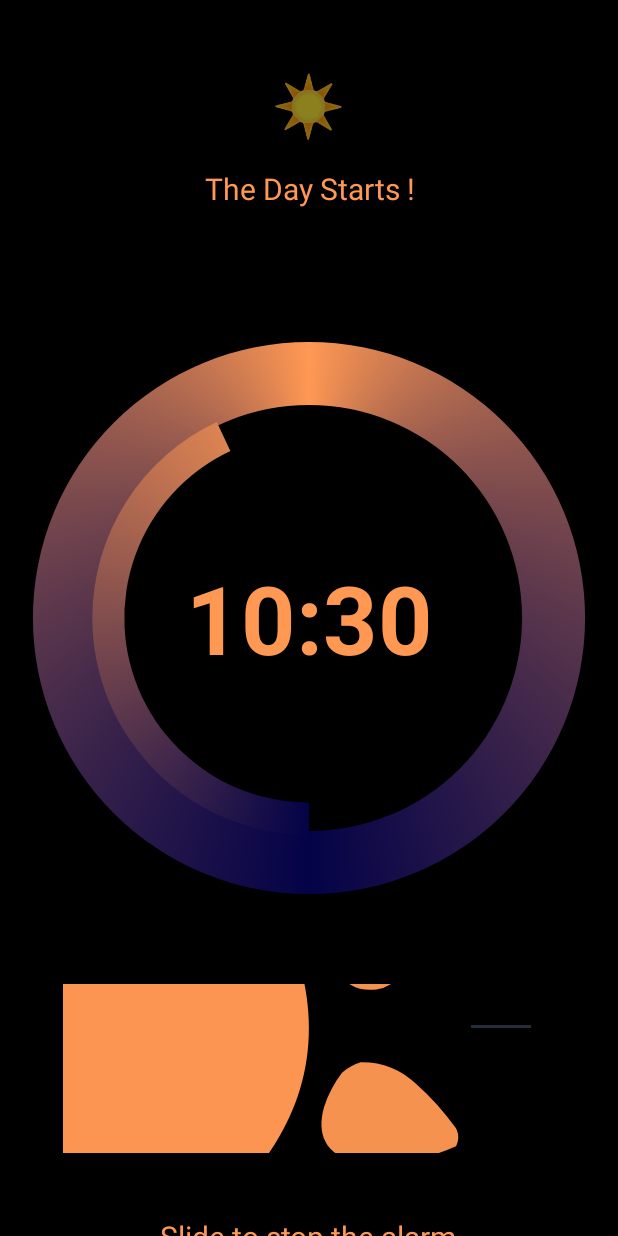
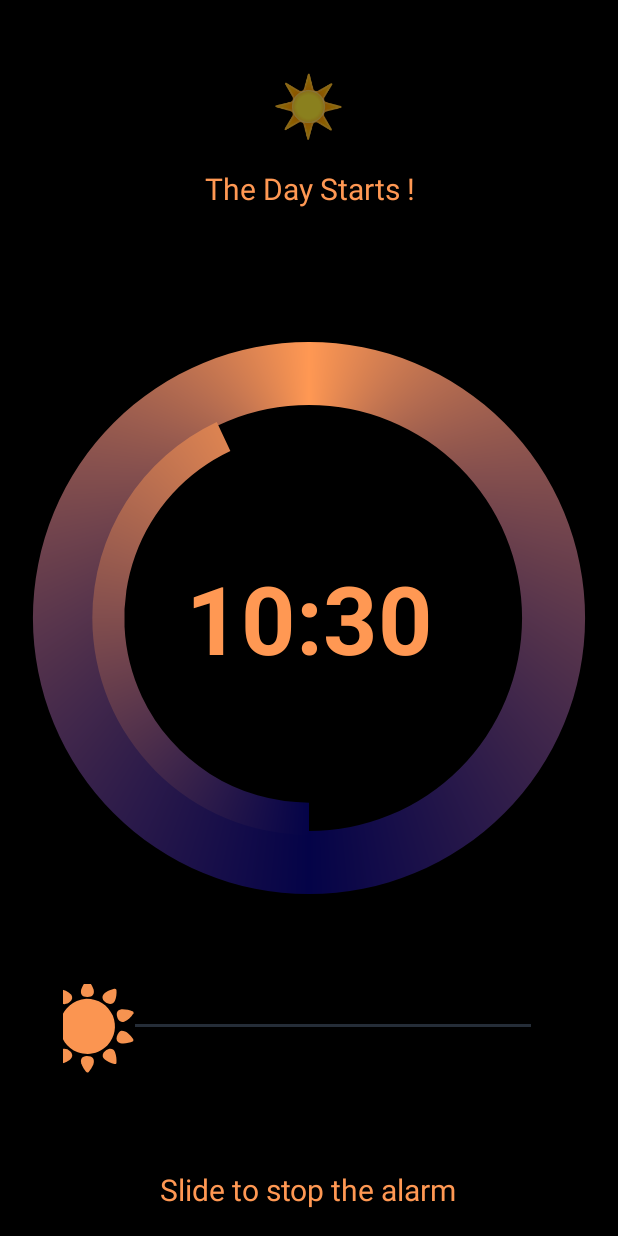
Before and after one commit to RoosterClock/Rooster, an Android app built with Jetpack Compose: the AlarmActivity screen opened directly, with no data from a screen before it, on a phone screen of 412 x 824 dp. Run offline under Robolectric (Android 15) with nearby library versions, the phone set to English and light mode, and no system bars.

Commit message:
Update sun icon

```diff
--- a/app/src/main/res/drawable/sun_pic.xml
+++ b/app/src/main/res/drawable/sun_pic.xml
@@ -1,6 +1,6 @@
 <vector xmlns:android="http://schemas.android.com/apk/res/android"
-    android:width="512dp"
-    android:height="512dp"
+    android:width="63dp"
+    android:height="63dp"
     android:viewportWidth="512"
     android:viewportHeight="512">
     <path
```
